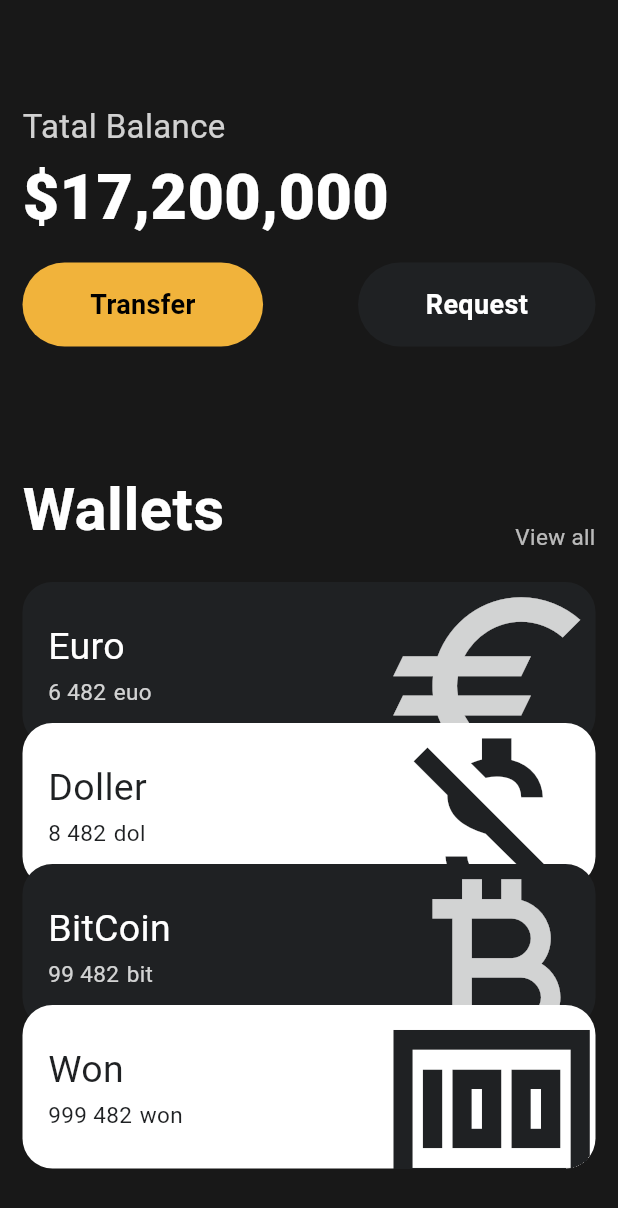
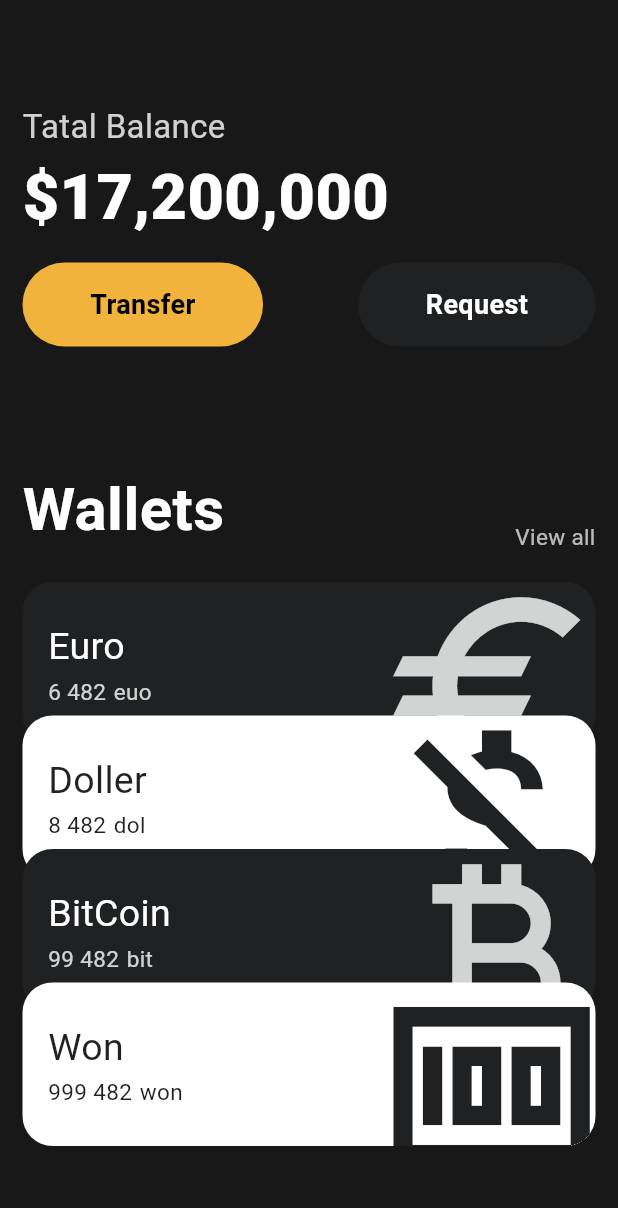
Before and after one commit to HumNya-Games/MO1, a Flutter app: the screen it shows after launch, scrolled down 131 dp, on a phone screen of 412 x 824 dp. Shown: the top 1208 px of the screen. Run offline on Flutter 3.47's test engine with Material 3 defaults, Android fonts, the phone set to English and light mode, and no system bars.

Commit message:
코드 첼린지 과제 완성

```diff
--- a/toonflix/lib/main.dart
+++ b/toonflix/lib/main.dart
@@ -104,45 +104,37 @@ class App extends StatelessWidget {
                   ],
                 ),
                 const SizedBox(height: 20),
-                Transform.translate(
-                  offset: const Offset(0, -0),
-                  child: const CurrenceyCard(
+                const CurrenceyCard(
                   name: 'Euro',
                   code: 'euo',
                   amount: '6 482',
                   icon: Icons.euro_sharp,
                   isInverted: true,
+                  number: 0,
                 ),
-                ),
-                Transform.translate(
-                  offset: const Offset(0, -15),
-                  child: const CurrenceyCard(
+                const CurrenceyCard(
                   name: 'Doller',
                   code: 'dol',
                   amount: '8 482',
                   icon: Icons.money_off_sharp,
                   isInverted: false,
+                  number: 1,
                 ),
-                ),
-                Transform.translate(
-                  offset: const Offset(0, -30),
-                  child: const CurrenceyCard(
+                const CurrenceyCard(
                   name: 'BitCoin',
                   code: 'bit',
                   amount: '99 482',
                   icon: Icons.currency_bitcoin_sharp,
                   isInverted: true,
+                  number: 2,
                 ),
-                ),
-                Transform.translate(
-                  offset: const Offset(0, -45),
-                  child: const CurrenceyCard(
+                const CurrenceyCard(
                   name: 'Won',
                   code: 'won',
                   amount: '999 482',
                   icon: Icons.money_sharp,
                   isInverted: false,
-                  ),
+                  number: 3,
                 ),
               ],
             ),
--- a/toonflix/lib/widgets/currency_card.dart
+++ b/toonflix/lib/widgets/currency_card.dart
@@ -5,6 +5,7 @@ class CurrenceyCard extends StatelessWidget {
   final IconData icon;
   final bool isInverted;
   final _blackColor = const Color(0xFF1F2123);
+  final int number;
 
   const CurrenceyCard({
     super.key,
@@ -13,11 +14,14 @@ class CurrenceyCard extends StatelessWidget {
     required this.amount,
     required this.icon,
     required this.isInverted,
+    required this.number,
   });
 
   @override
   Widget build(BuildContext context) {
-    return Container(
+    return Transform.translate(
+      offset: Offset(0, -number * 20),
+      child: Container(
         clipBehavior: Clip.hardEdge,
         decoration: BoxDecoration(
           color: isInverted ? _blackColor : Colors.white,
@@ -80,6 +84,7 @@ class CurrenceyCard extends StatelessWidget {
             ],
           ),
         ),
+      ),
     );
   }
 }
```
Lines whose indentation alone changed are shown as unchanged.
